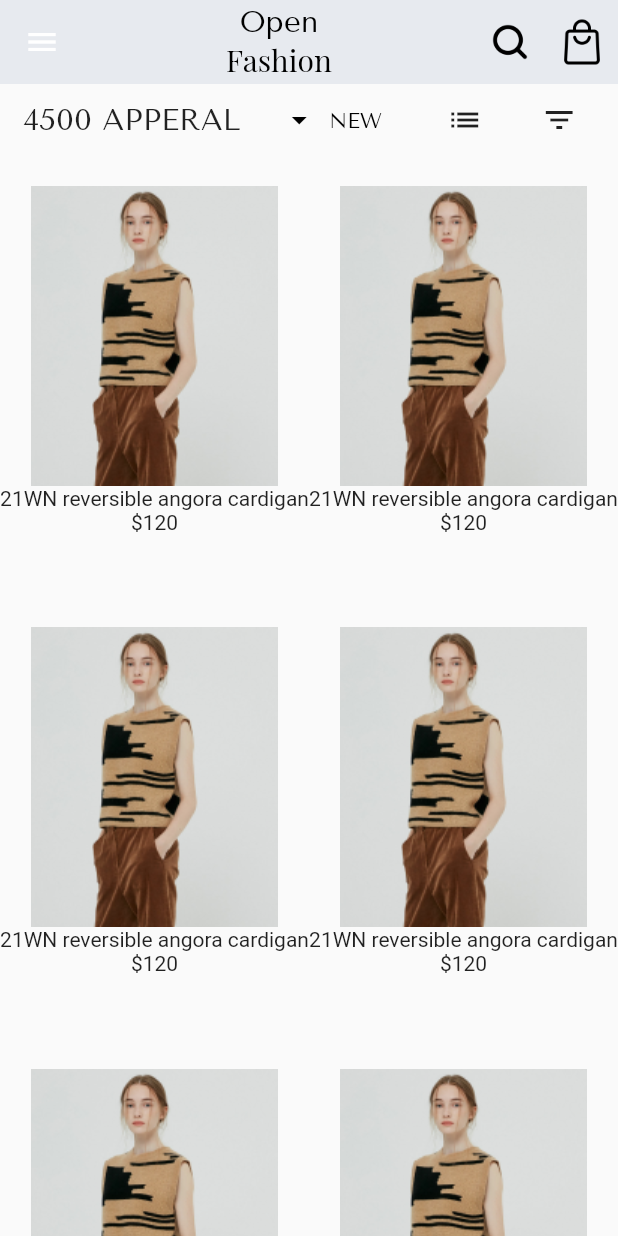
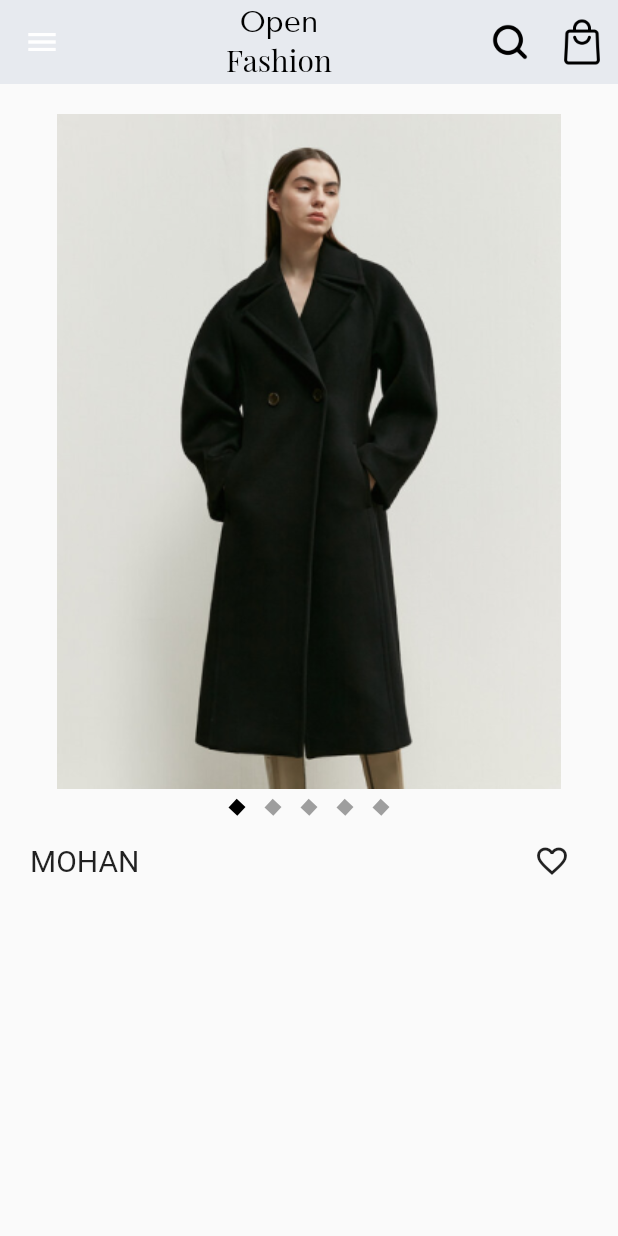
Before and after one commit to tahaknkl23/fashion_app, a Flutter app: the screen it shows after launch, on a phone screen of 412 x 824 dp. Run offline on Flutter 3.47's test engine with Material 2 defaults, Android fonts, the phone set to English and light mode, and no system bars; our stand-ins replace firebase_core; accounts and stored records are empty; Roboto replaces fonts that are missing (Teros).

Commit message:
twelve_upgrade

```diff
--- a/lib/config/routes/app_route_names.dart
+++ b/lib/config/routes/app_route_names.dart
@@ -4,4 +4,5 @@ class AppRouteNames {
   static const String categorypage = "/CategoryPage";
   static const String blogpage = "/BlogPage";
   static const String postpage = "/BlogPostPage";
+  static const String detailpage = "/DetailPage";
 }
--- a/lib/config/routes/routes.dart
+++ b/lib/config/routes/routes.dart
@@ -1,5 +1,6 @@
 import 'package:fashion_app/config/routes/app_route_names.dart';
-import 'package:fashion_app/features/category/category_page.dart';
+import 'package:fashion_app/features/Category/category_page.dart';
+import 'package:fashion_app/features/Detail/detail_page.dart';
 import 'package:fashion_app/features/home/home_page.dart';
 import 'package:fashion_app/features/post/blog_post_age.dart';
 import 'package:flutter/material.dart';
@@ -24,6 +25,9 @@ class AppRoutes {
       case AppRouteNames.postpage:
         return _materialRoute(const BlogPostPage());
 
+      case AppRouteNames.detailpage:
+        return _materialRoute(const DetailPage());
+
       default:
         return _materialRoute(const HomePage());
     }
--- a/lib/config/utility/enums/image_constants.dart
+++ b/lib/config/utility/enums/image_constants.dart
@@ -26,6 +26,7 @@ enum ImageConstants {
   save("save"),
   blogone("blogone"),
   blogtwo("blogtwo"),
+  detailone("detailone"),
   ;
 
   final String value;
--- /dev/null
+++ b/lib/features/Detail/detail_page.dart
@@ -0,0 +1,104 @@
+import 'package:fashion_app/config/items/app_colors.dart';
+import 'package:fashion_app/config/utility/enums/image_constants.dart';
+import 'package:fashion_app/config/widgets/appbar.dart';
+import 'package:fashion_app/config/widgets/drawer.dart';
+import 'package:flutter/material.dart';
+
+class DetailPage extends StatefulWidget {
+  const DetailPage({super.key});
+
+  @override
+  State<DetailPage> createState() => _DetailPageState();
+}
+
+final PageController _scrollController = PageController(
+  initialPage: 0,
+);
+int currentIndex = 0;
+void changePage(int index) {
+  _scrollController.animateToPage(index, duration: const Duration(milliseconds: 500), curve: Curves.bounceInOut);
+}
+
+class _DetailPageState extends State<DetailPage> {
+  @override
+  Widget build(BuildContext context) {
+    return Scaffold(
+      appBar: const AppbarWidget(),
+      drawer: const Drawer(
+        child: DraweWidget(),
+      ),
+      body: SingleChildScrollView(
+        child: Column(
+          children: [
+            Container(
+              margin: const EdgeInsets.only(top: 20),
+              child: SizedBox(
+                height: 450.12,
+                child: PageView.builder(
+                  scrollDirection: Axis.horizontal,
+                  itemCount: 5,
+                  onPageChanged: (index) {
+                    setState(() {
+                      currentIndex = index;
+                    });
+                  },
+                  itemBuilder: (context, index) {
+                    return GestureDetector(
+                      onTap: () {
+                        changePage(index);
+                      },
+                      child: Column(
+                        children: [
+                          Expanded(child: Image.asset(ImageConstants.detailone.toPng, fit: BoxFit.fill)),
+                        ],
+                      ),
+                    );
+                  },
+                ),
+              ),
+            ),
+            Row(
+              mainAxisAlignment: MainAxisAlignment.center,
+              children: [
+                for (int i = 0; i < 5; i++)
+                  Transform.rotate(
+                    angle: 0.75,
+                    child: Container(
+                      margin: const EdgeInsets.all(8),
+                      width: 8,
+                      height: 8,
+                      decoration: BoxDecoration(
+                        color: currentIndex == i ? AppColors.blackColor : Colors.grey,
+                      ),
+                    ),
+                  ),
+              ],
+            ),
+            Container(
+              margin: const EdgeInsets.only(left: 20, right: 20),
+              child: Column(children: [
+                Row(
+                  mainAxisAlignment: MainAxisAlignment.spaceBetween,
+                  children: [
+                    const Text(
+                      "MOHAN",
+                      style: TextStyle(
+                        fontFamily: "Teros",
+                        fontSize: 20,
+                      ),
+                      textAlign: TextAlign.right,
+                    ),
+                    IconButton(
+                      onPressed: () {},
+                      icon: const Icon(Icons.favorite_border),
+                    ),
+                  ],
+                )
+              ]),
+            )
+          ],
+        ),
+      ),
+    );
+  }
+}
--- a/lib/features/category/category_page.dart
+++ b/lib/features/category/category_page.dart
@@ -1,3 +1,4 @@
+import 'package:fashion_app/config/routes/app_route_names.dart';
 import 'package:fashion_app/config/utility/enums/image_constants.dart';
 import 'package:fashion_app/config/widgets/appbar.dart';
 import 'package:fashion_app/config/widgets/drawer.dart';
@@ -52,8 +53,7 @@ class _CategoryPageState extends State<CategoryPage> {
       body: SingleChildScrollView(
         child: Column(
           children: [
-            Container(
-              child: Row(
+            Row(
               mainAxisAlignment: MainAxisAlignment.spaceEvenly,
               children: [
                 const Text(
@@ -81,7 +81,6 @@ class _CategoryPageState extends State<CategoryPage> {
                 IconButton(onPressed: () {}, icon: const Icon(Icons.filter_list_sharp)),
               ],
             ),
-            ),
             const SizedBox(
               height: 20,
             ),
@@ -97,7 +96,11 @@ class _CategoryPageState extends State<CategoryPage> {
                 return SizedBox(
                   child: Column(
                     children: [
-                      Image.asset(ImageConstants.productOne.toPng, fit: BoxFit.cover),
+                      GestureDetector(
+                          onTap: () {
+                            AppRouteNames.detailpage;
+                          },
+                          child: Image.asset(ImageConstants.productOne.toPng, fit: BoxFit.cover)),
                       const Text(
                         "21WN reversible angora cardigan",
                         textAlign: TextAlign.center,
--- a/lib/main.dart
+++ b/lib/main.dart
@@ -1,5 +1,5 @@
 import 'package:fashion_app/config/routes/routes.dart';
-import 'package:fashion_app/features/category/category_page.dart';
+import 'package:fashion_app/features/Detail/detail_page.dart';
 import 'package:firebase_core/firebase_core.dart';
 import 'package:flutter/material.dart';
 
@@ -24,7 +24,7 @@ class MyApp extends StatelessWidget {
       theme: ThemeData(
         primarySwatch: Colors.blue,
       ),
-      home: const CategoryPage(),
+      home: const DetailPage(),
       onGenerateRoute: AppRoutes.onGenerateRoutes,
     );
   }
```
Also changed, not shown: assets/images/detailone.png (added). Lines whose indentation alone changed are shown as unchanged.
